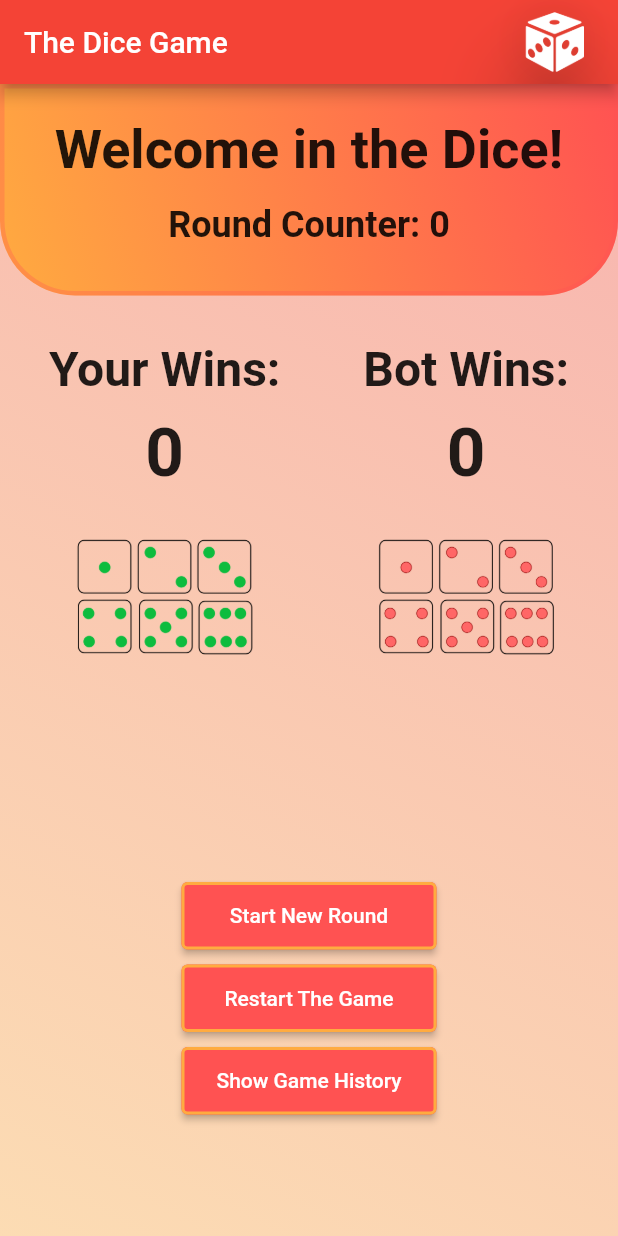
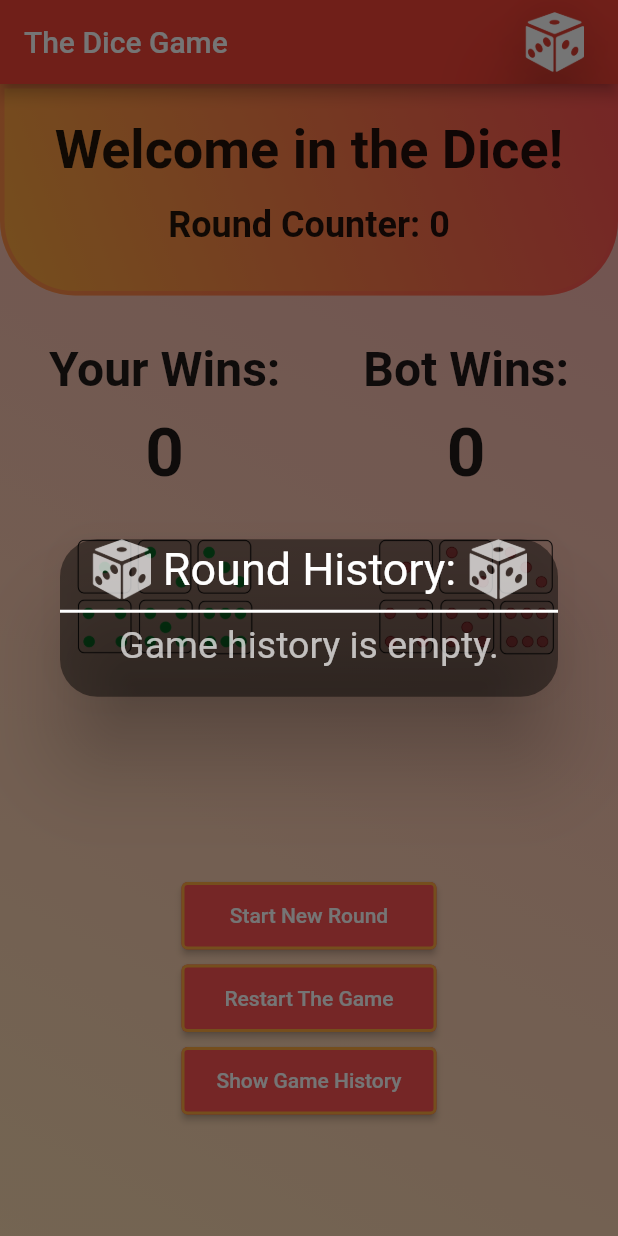
Before and after one commit to kondiq22/dice_bloc, a Flutter app: the screen it shows after launch, after a tap on "Show Game History", on a phone screen of 412 x 824 dp. Run offline on Flutter 3.47's test engine with Material 2 defaults, Android fonts, the phone set to English and light mode, and no system bars; our stand-ins replace bloc, equatable, flutter_bloc.

Commit message:
Create HistoryDialog.dart

```diff
--- /dev/null
+++ b/lib/pages/history_dialog.dart
@@ -0,0 +1,173 @@
+import 'package:flutter/material.dart';
+
+class HistoryDialog {
+  Widget showRoundHistory(context, Map<int, List<int>> gameHistory) {
+    gameHistory.containsKey(0)
+        ? gameHistory.clear()
+        : showDialog(
+            context: context,
+            builder: (BuildContext context) {
+              return Dialog(
+                shape: RoundedRectangleBorder(
+                    borderRadius: BorderRadius.all(Radius.circular(25))),
+                backgroundColor: Colors.black45,
+                child: SingleChildScrollView(
+                  child: Column(
+                    children: [
+                      Row(
+                        mainAxisAlignment: MainAxisAlignment.center,
+                        children: [
+                          ImageIcon(
+                            AssetImage('assets/images/dicelogo.png'),
+                            size: 40,
+                            color: Colors.white70,
+                          ),
+                          Padding(padding: EdgeInsets.all(4)),
+                          Text(
+                            'Round History: ',
+                            style: TextStyle(color: Colors.white, fontSize: 30),
+                          ),
+                          ImageIcon(
+                            AssetImage('assets/images/dicelogo.png'),
+                            size: 40,
+                            color: Colors.white70,
+                          ),
+                        ],
+                      ),
+                      Divider(
+                        thickness: 2,
+                        color: Colors.white,
+                      ),
+                      if (gameHistory.isEmpty)
+                        Column(
+                          children: [
+                            Text(
+                              'Game history is empty.',
+                              style: TextStyle(
+                                  color: Colors.white70, fontSize: 25),
+                            ),
+                            Padding(padding: EdgeInsets.all(10))
+                          ],
+                        )
+                      else
+                        for (var k in gameHistory.keys)
+                          Padding(
+                            padding: const EdgeInsets.all(5.0),
+                            child: SizedBox(
+                              width: 230,
+                              height: 25,
+                              child: Container(
+                                decoration: const BoxDecoration(
+                                  color: Colors.black54,
+                                  borderRadius:
+                                      BorderRadius.all(Radius.circular(15)),
+                                ),
+                                child: Row(
+                                  mainAxisAlignment: MainAxisAlignment.center,
+                                  children: [
+                                    Container(
+                                      padding: EdgeInsets.all(5),
+                                      alignment: Alignment.center,
+                                      decoration: const BoxDecoration(
+                                        color: Colors.orangeAccent,
+                                        borderRadius: BorderRadius.only(
+                                            bottomLeft: Radius.circular(10)),
+                                      ),
+                                      child: SizedBox(
+                                        width: 70,
+                                        height: 25,
+                                        child: Center(
+                                          child: Text(
+                                            'Round ' + k.toString() + ':',
+                                            style: TextStyle(
+                                                fontWeight: FontWeight.bold),
+                                          ),
+                                        ),
+                                      ),
+                                    ),
+                                    Padding(padding: EdgeInsets.all(4)),
+                                    Expanded(
+                                      child: Container(
+                                        padding: EdgeInsets.all(5),
+                                        decoration: const BoxDecoration(
+                                          color: Colors.deepOrangeAccent,
+                                        ),
+                                        child: Text(
+                                          gameHistory[k]![0].toString() +
+                                              ' : ' +
+                                              gameHistory[k]![1].toString(),
+                                          style: TextStyle(
+                                              fontWeight: FontWeight.bold),
+                                        ),
+                                        alignment: Alignment.center,
+                                      ),
+                                    ),
+                                    Padding(padding: EdgeInsets.all(4)),
+                                    historyDrawer(
+                                        gameHistory[k]![0], gameHistory[k]![1])
+                                  ],
+                                ),
+                              ),
+                            ),
+                          ),
+                    ],
+                  ),
+                ),
+              );
+            },
+          );
+    return Text('error');
+  }
+
+  Widget historyDrawer(op, us) {
+    return SizedBox(
+        width: 70,
+        height: 25,
+        child: (() {
+          if (op > us) {
+            return Container(
+                padding: EdgeInsets.all(5),
+                decoration: const BoxDecoration(
+                  color: Colors.red,
+                  borderRadius:
+                      BorderRadius.only(bottomRight: Radius.circular(10)),
+                ),
+                child: Center(
+                  child: Text(
+                    'Lose.',
+                    style: TextStyle(fontWeight: FontWeight.bold),
+                  ),
+                ));
+          }
+          if (op < us) {
+            return Container(
+                padding: EdgeInsets.all(5),
+                decoration: const BoxDecoration(
+                  color: Colors.green,
+                  borderRadius:
+                      BorderRadius.only(bottomRight: Radius.circular(10)),
+                ),
+                child: Center(
+                  child: Text(
+                    'Win.',
+                    style: TextStyle(fontWeight: FontWeight.bold),
+                  ),
+                ));
+          } else {
+            return Container(
+                padding: EdgeInsets.all(5),
+                decoration: const BoxDecoration(
+                  color: Colors.white,
+                  borderRadius:
+                      BorderRadius.only(bottomRight: Radius.circular(10)),
+                ),
+                child: Center(
+                  child: Text(
+                    'Draw.',
+                    style: TextStyle(fontWeight: FontWeight.bold),
+                  ),
+                ));
+          }
+        }()));
+  }
+}
--- a/lib/pages/home_page.dart
+++ b/lib/pages/home_page.dart
@@ -6,6 +6,7 @@ import '../blocs/cubit/game_history_cubit.dart';
 import '../blocs/cubit/new_round_cubit.dart';
 import '../blocs/cubit/win_counter_cubit.dart';
 import '../models/game.dart';
+import 'history_dialog.dart';
 import 'round_info_msg.dart';
 
 class HomePage extends StatefulWidget {
@@ -60,7 +61,12 @@ class _HomePageState extends State<HomePage> {
                         AssetImage('assets/images/dicelogo.png'),
                         size: 40,
                       ),
-                      onPressed: () => print('Game History'),
+                      onPressed: () => HistoryDialog().showRoundHistory(
+                        context,
+                        BlocProvider.of<GameHistoryCubit>(context)
+                            .state
+                            .roundHistory,
+                      ),
                     ),
                   )
                 ],
@@ -216,7 +222,8 @@ class _HomePageState extends State<HomePage> {
                               height: 45,
                               child: ElevatedButton(
                                 onPressed: () => {
-                                  print(
+                                  HistoryDialog().showRoundHistory(
+                                    context,
                                     BlocProvider.of<GameHistoryCubit>(context)
                                         .state
                                         .roundHistory,
```
